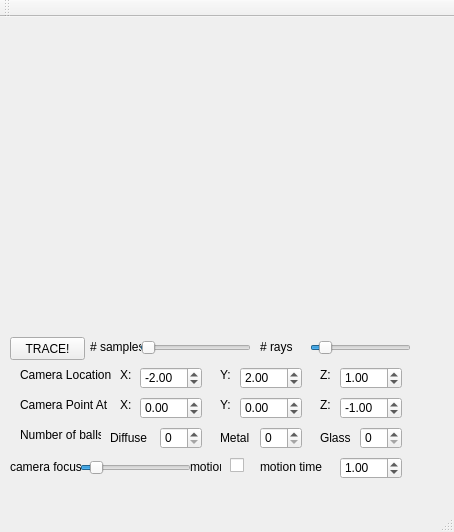
Old version of the form ui/mainwindow.ui in the repository jrem090/Raytracer.
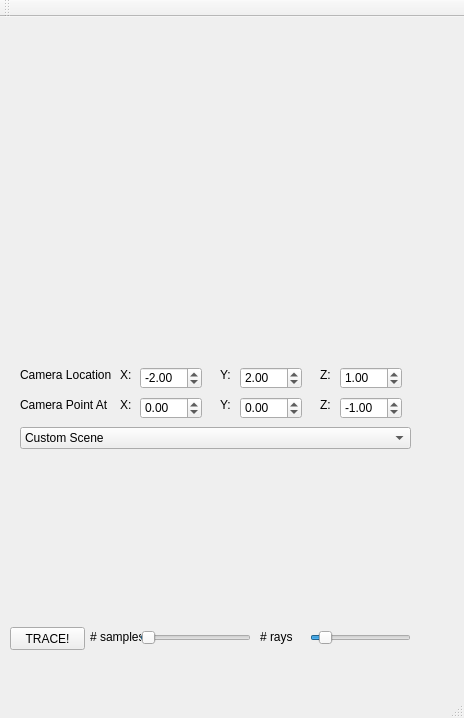
New version of the form.

Commit message:
got random scene working.
Next:
custom scene editor

Diff of the .ui file:
```diff
--- a/ui/mainwindow.ui
+++ b/ui/mainwindow.ui
@@ -6,8 +6,8 @@
    <rect>
     <x>0</x>
     <y>0</y>
-    <width>454</width>
-    <height>532</height>
+    <width>464</width>
+    <height>718</height>
    </rect>
   </property>
   <property name="windowTitle">
@@ -18,7 +18,7 @@
     <property name="geometry">
      <rect>
       <x>10</x>
-      <y>320</y>
+      <y>610</y>
       <width>75</width>
       <height>23</height>
      </rect>
@@ -41,7 +41,7 @@
     <property name="geometry">
      <rect>
       <x>140</x>
-      <y>320</y>
+      <y>610</y>
       <width>111</width>
       <height>22</height>
      </rect>
@@ -66,7 +66,7 @@
     <property name="geometry">
      <rect>
       <x>310</x>
-      <y>320</y>
+      <y>610</y>
       <width>101</width>
       <height>22</height>
      </rect>
@@ -195,36 +195,6 @@
      <double>-1.000000000000000</double>
     </property>
    </widget>
-   <widget class="QSpinBox" name="num_diffuse">
-    <property name="geometry">
-     <rect>
-      <x>160</x>
-      <y>410</y>
-      <width>42</width>
-      <height>22</height>
-     </rect>
-    </property>
-   </widget>
-   <widget class="QSpinBox" name="num_metal">
-    <property name="geometry">
-     <rect>
-      <x>260</x>
-      <y>410</y>
-      <width>42</width>
-      <height>22</height>
-     </rect>
-    </property>
-   </widget>
-   <widget class="QSpinBox" name="num_glass">
-    <property name="geometry">
-     <rect>
-      <x>360</x>
-      <y>410</y>
-      <width>42</width>
-      <height>22</height>
-     </rect>
-    </property>
-   </widget>
    <widget class="QLabel" name="label">
     <property name="geometry">
      <rect>
@@ -329,63 +299,11 @@
      <string>Camera Point At</string>
     </property>
    </widget>
-   <widget class="QLabel" name="label_9">
-    <property name="geometry">
-     <rect>
-      <x>20</x>
-      <y>410</y>
-      <width>81</width>
-      <height>16</height>
-     </rect>
-    </property>
-    <property name="text">
-     <string>Number of balls</string>
-    </property>
-   </widget>
-   <widget class="QLabel" name="label_10">
-    <property name="geometry">
-     <rect>
-      <x>110</x>
-      <y>410</y>
-      <width>41</width>
-      <height>21</height>
-     </rect>
-    </property>
-    <property name="text">
-     <string>Diffuse</string>
-    </property>
-   </widget>
-   <widget class="QLabel" name="label_11">
-    <property name="geometry">
-     <rect>
-      <x>220</x>
-      <y>410</y>
-      <width>41</width>
-      <height>21</height>
-     </rect>
-    </property>
-    <property name="text">
-     <string>Metal</string>
-    </property>
-   </widget>
-   <widget class="QLabel" name="label_12">
-    <property name="geometry">
-     <rect>
-      <x>320</x>
-      <y>410</y>
-      <width>41</width>
-      <height>21</height>
-     </rect>
-    </property>
-    <property name="text">
-     <string>Glass</string>
-    </property>
-   </widget>
    <widget class="QLabel" name="label_13">
     <property name="geometry">
      <rect>
       <x>90</x>
-      <y>320</y>
+      <y>610</y>
       <width>51</width>
       <height>20</height>
      </rect>
@@ -398,7 +316,7 @@
     <property name="geometry">
      <rect>
       <x>260</x>
-      <y>320</y>
+      <y>610</y>
       <width>61</width>
       <height>20</height>
      </rect>
@@ -407,132 +325,37 @@
      <string># rays</string>
     </property>
    </widget>
-   <widget class="QLabel" name="label_15">
+   <widget class="QComboBox" name="comboBox">
     <property name="geometry">
      <rect>
-      <x>10</x>
-      <y>440</y>
-      <width>71</width>
-      <height>20</height>
-     </rect>
-    </property>
-    <property name="text">
-     <string>camera focus</string>
-    </property>
-   </widget>
-   <widget class="QSlider" name="num_samples_2">
-    <property name="geometry">
-     <rect>
-      <x>80</x>
-      <y>440</y>
-      <width>111</width>
+      <x>20</x>
+      <y>410</y>
+      <width>391</width>
       <height>22</height>
      </rect>
     </property>
-    <property name="minimum">
-     <number>1</number>
-    </property>
-    <property name="maximum">
-     <number>100</number>
-    </property>
-    <property name="value">
-     <number>10</number>
-    </property>
-    <property name="orientation">
-     <enum>Qt::Horizontal</enum>
-    </property>
+    <item>
+     <property name="text">
+      <string>Custom Scene</string>
+     </property>
+    </item>
+    <item>
+     <property name="text">
+      <string>Random Scene</string>
+     </property>
+    </item>
    </widget>
-   <widget class="QCheckBox" name="checkBox">
+   <widget class="QWidget" name="verticalLayoutWidget">
     <property name="geometry">
      <rect>
-      <x>230</x>
+      <x>20</x>
       <y>440</y>
-      <width>70</width>
-      <height>17</height>
+      <width>391</width>
+      <height>161</height>
      </rect>
     </property>
-    <property name="text">
-     <string/>
-    </property>
+    <layout class="QVBoxLayout" name="scene_layout"/>
    </widget>
-   <widget class="QLabel" name="label_16">
-    <property name="geometry">
-     <rect>
-      <x>190</x>
-      <y>440</y>
-      <width>31</width>
-      <height>20</height>
-     </rect>
-    </property>
-    <property name="text">
-     <string>motion</string>
-    </property>
-   </widget>
-   <widget class="QLabel" name="label_17">
-    <property name="geometry">
-     <rect>
-      <x>260</x>
-      <y>440</y>
-      <width>71</width>
-      <height>20</height>
-     </rect>
-    </property>
-    <property name="text">
-     <string>motion time</string>
-    </property>
-   </widget>
-   <widget class="QDoubleSpinBox" name="camera_z_2">
-    <property name="geometry">
-     <rect>
-      <x>340</x>
-      <y>440</y>
-      <width>62</width>
-      <height>22</height>
-     </rect>
-    </property>
-    <property name="minimum">
-     <double>-10.000000000000000</double>
-    </property>
-    <property name="maximum">
-     <double>10.000000000000000</double>
-    </property>
-    <property name="value">
-     <double>1.000000000000000</double>
-    </property>
-   </widget>
-   <zorder>pushButton</zorder>
-   <zorder>widget</zorder>
-   <zorder>num_samples</zorder>
-   <zorder>num_rays</zorder>
-   <zorder>camera_x</zorder>
-   <zorder>camera_y</zorder>
-   <zorder>camera_z</zorder>
-   <zorder>point_x</zorder>
-   <zorder>point_y</zorder>
-   <zorder>point_z</zorder>
-   <zorder>num_diffuse</zorder>
-   <zorder>num_metal</zorder>
-   <zorder>num_glass</zorder>
-   <zorder>label</zorder>
-   <zorder>label_2</zorder>
-   <zorder>label_3</zorder>
-   <zorder>label_4</zorder>
-   <zorder>label_5</zorder>
-   <zorder>label_6</zorder>
-   <zorder>label_7</zorder>
-   <zorder>label_8</zorder>
-   <zorder>label_9</zorder>
-   <zorder>label_10</zorder>
-   <zorder>label_11</zorder>
-   <zorder>label_12</zorder>
-   <zorder>label_13</zorder>
-   <zorder>label_14</zorder>
-   <zorder>label_15</zorder>
-   <zorder>num_samples_2</zorder>
-   <zorder>label_16</zorder>
-   <zorder>label_17</zorder>
-   <zorder>camera_z_2</zorder>
-   <zorder>checkBox</zorder>
   </widget>
   <widget class="QMenuBar" name="menuBar">
    <property name="geometry">
```
Left out of the diff: 2 changed lines with no effect on the pictures. The commit also changes 22 other files.
